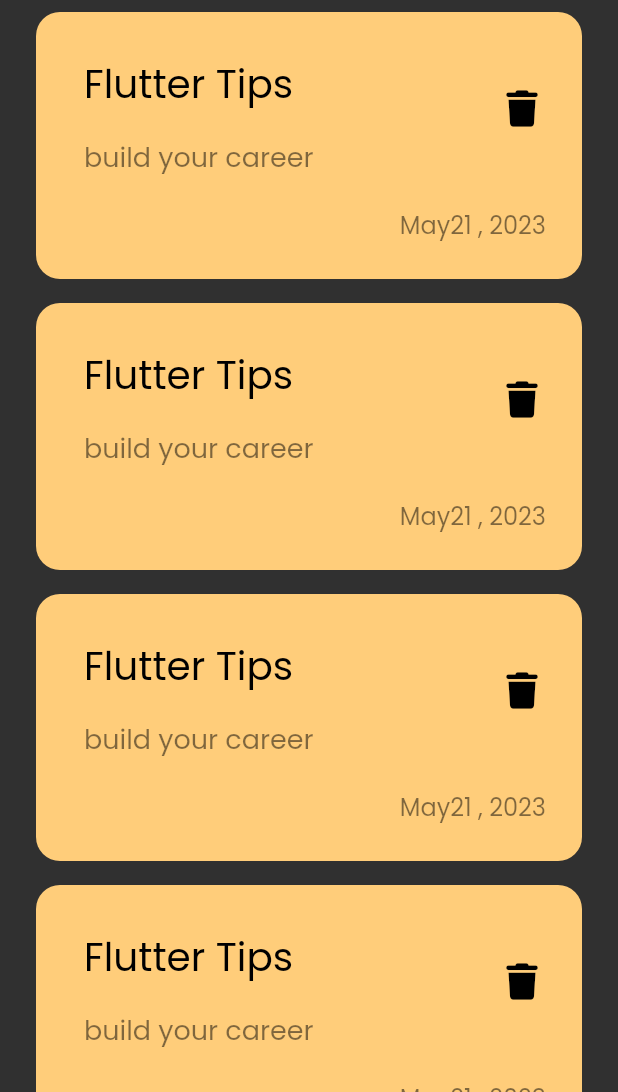
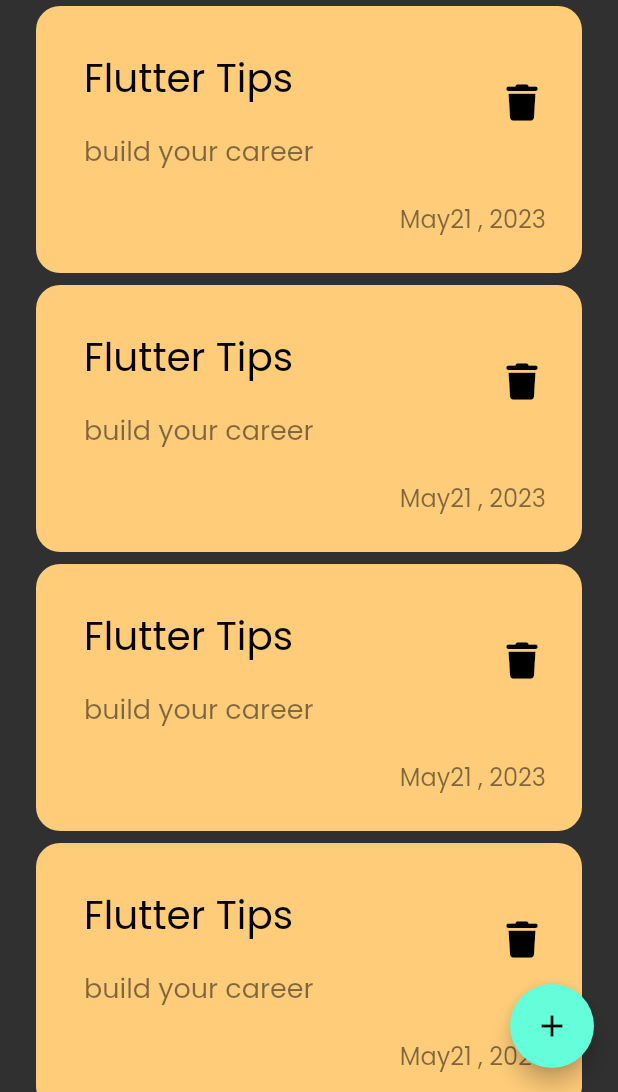
Before and after one commit to Mohame-Ragab/notes_app, a Flutter app: the screen it shows after launch, on a phone screen of 412 x 824 dp, the part 144-1236 px from its top. Run offline on Flutter 3.47's test engine with Material 2 defaults, Android fonts, the phone set to English and light mode, and no system bars; our stand-ins replace font_awesome_flutter.

Commit message:
add floating action button

```diff
--- a/lib/views/notes_view.dart
+++ b/lib/views/notes_view.dart
@@ -7,7 +7,11 @@ class NotesView extends StatelessWidget {
   @override
   Widget build(BuildContext context) {
     return Scaffold(
-      body: NotesViewBody(),
+      floatingActionButton: FloatingActionButton(
+        onPressed: () {},
+        child: Icon(Icons.add),
+      ),
+      body: const NotesViewBody(),
     );
   }
 }
--- a/lib/views/widgets/notes_list_view.dart
+++ b/lib/views/widgets/notes_list_view.dart
@@ -4,11 +4,14 @@ import 'package:notes_app/views/widgets/custom_note_item.dart';
 class NotesListView extends StatelessWidget {
   const NotesListView({Key? key}) : super(key: key);
 
+// final  data  =  const [
+// Color
+// ];
   @override
   Widget build(BuildContext context) {
     return ListView.builder(itemBuilder: (context, index) {
       return const Padding(
-        padding: EdgeInsets.symmetric(vertical: 8.0),
+        padding: EdgeInsets.symmetric(vertical: 4),
         child: NoteItem(),
       );
     });
```
